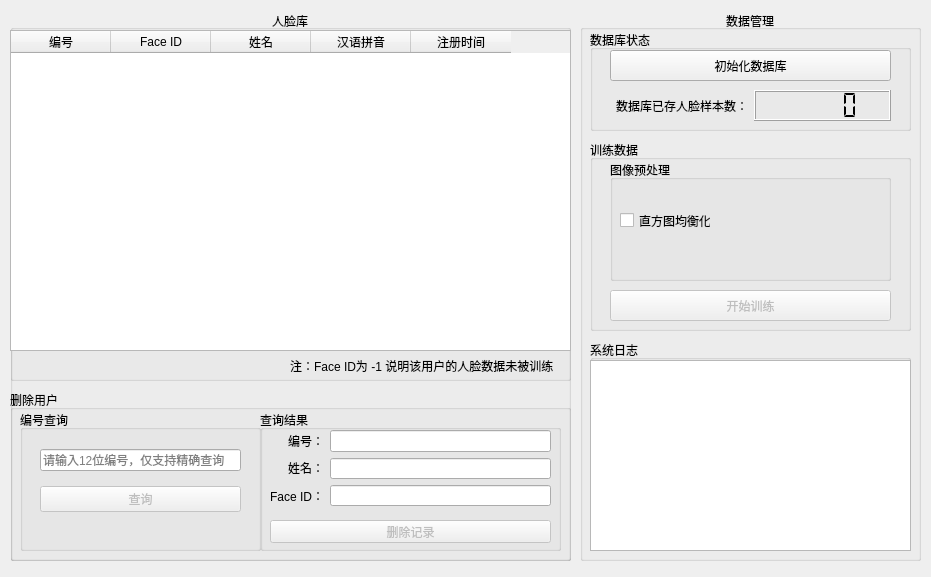
Above: ui/DataManage.ui from n202104/FaceRecognition before the change. Below: the same form after it.
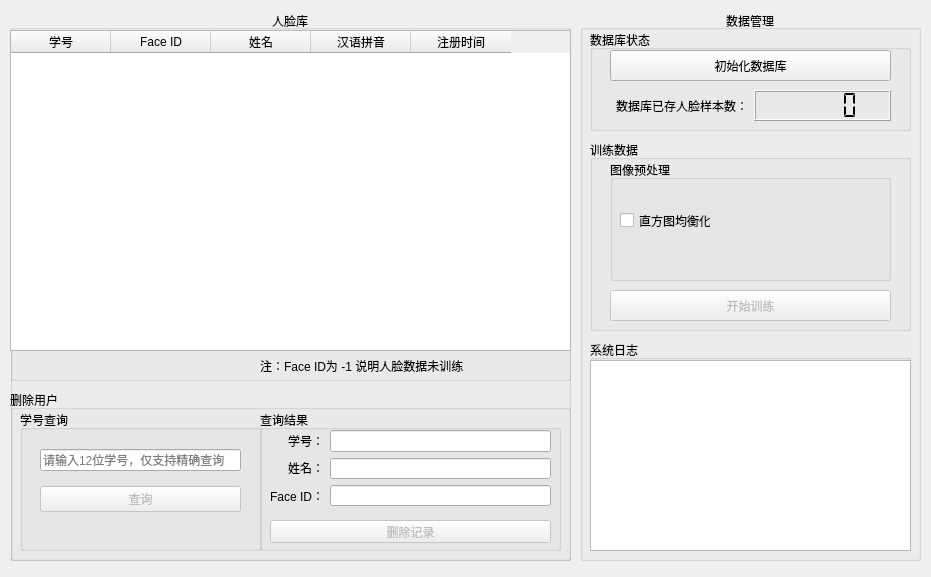
That is the form after the change.

Diff of the .ui file:
```diff
--- a/ui/DataManage.ui
+++ b/ui/DataManage.ui
@@ -202,7 +202,7 @@
       </rect>
      </property>
      <property name="title">
-      <string>编号查询</string>
+      <string>学号查询</string>
      </property>
      <widget class="QLabel" name="queryResultLabel">
       <property name="geometry">
@@ -236,7 +236,7 @@
        <item>
         <widget class="QLineEdit" name="queryUserLineEdit">
          <property name="placeholderText">
-          <string>请输入12位编号，仅支持精确查询</string>
+          <string>请输入12位学号，仅支持精确查询</string>
          </property>
         </widget>
        </item>
@@ -286,7 +286,7 @@
             <enum>QFrame::NoFrame</enum>
            </property>
            <property name="text">
-            <string>编号：</string>
+            <string>学号：</string>
            </property>
            <property name="alignment">
             <set>Qt::AlignRight|Qt::AlignTrailing|Qt::AlignVCenter</set>
@@ -398,7 +398,7 @@
      </property>
      <column>
       <property name="text">
-       <string>编号</string>
+       <string>学号</string>
       </property>
      </column>
      <column>
@@ -425,14 +425,14 @@
     <widget class="QLabel" name="tipLabel">
      <property name="geometry">
       <rect>
-       <x>280</x>
+       <x>250</x>
        <y>320</y>
        <width>271</width>
        <height>31</height>
       </rect>
      </property>
      <property name="text">
-      <string>注：Face ID为 -1 说明该用户的人脸数据未被训练</string>
+      <string>注：Face ID为 -1 说明人脸数据未训练</string>
      </property>
     </widget>
    </widget>
```
